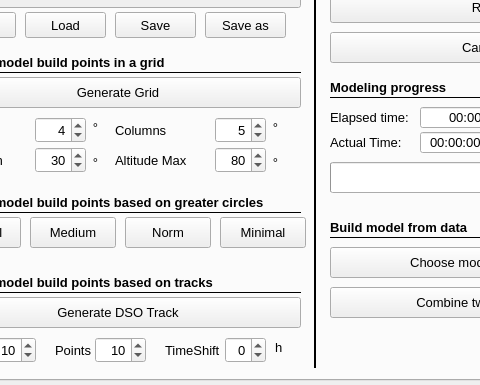
Qt form mw4/gui/main.ui (mworion/MountWizzard4) before a commit; both pictures show x 82 to 562 and y 215 to 600 of the 800 by 600 pixel window.
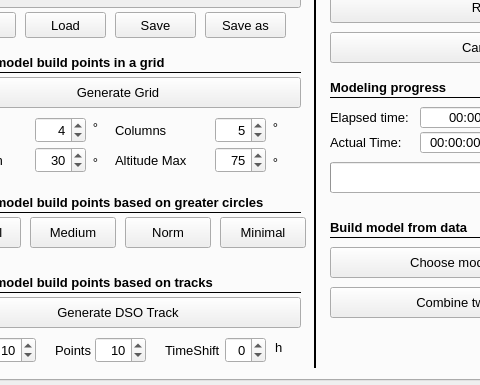
The same form after that commit.

Commit message: added range check in gui as well

The edit to the form file:
```diff
--- a/mw4/gui/main.ui
+++ b/mw4/gui/main.ui
@@ -7616,16 +7616,16 @@
       <number>0</number>
      </property>
      <property name="minimum">
-      <double>50.000000000000000</double>
+      <double>5.000000000000000</double>
      </property>
      <property name="maximum">
-      <double>90.000000000000000</double>
+      <double>85.000000000000000</double>
      </property>
      <property name="singleStep">
       <double>5.000000000000000</double>
      </property>
      <property name="value">
-      <double>80.000000000000000</double>
+      <double>75.000000000000000</double>
      </property>
     </widget>
     <widget class="QDoubleSpinBox" name="altitudeMin">
```
Left out of the diff: 4 changed lines with no effect on the pictures. The commit also changes 1 other file.
